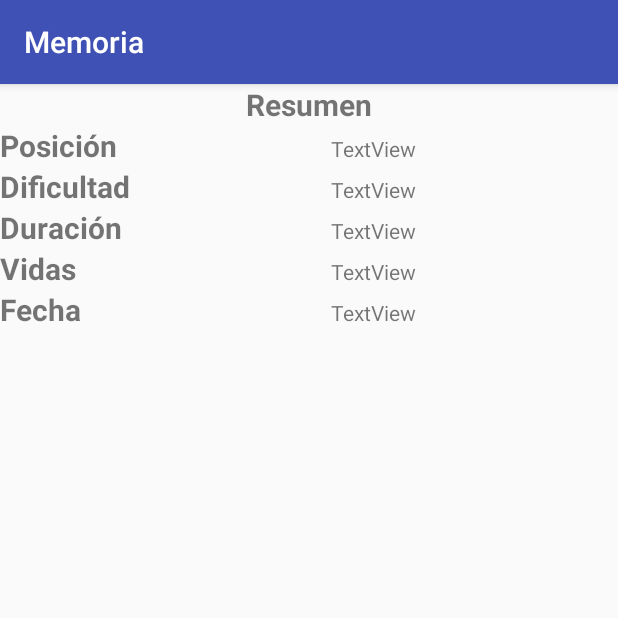
After one commit to eurorivero/MemoriaNavDrawer, an Android app: the fragment ResumenFragment shown on its own in the app's theme, on a phone screen of 412 x 824 dp, the top half of it. The commit adds this screen. Run offline under Robolectric (Android 15) with nearby library versions, the phone set to English and light mode, and no system bars; network calls fail; 3 statements that could not run were skipped.

Commit message:
Avances con la pantalla de resumen y el guardado den BD. La partida guardada se almacena en BD y se ve en los rankings. Por alguna razon que no entiendo estalla la asignacion de texto a tvRankingPosicion y tvRankingVidas a partir de valores enteros en ResumenFragment.

```diff
--- /dev/null
+++ b/app/src/main/java/com/example/eurorivero/memoria/Partida/ResumenFragment.java
@@ -0,0 +1,63 @@
+package com.example.eurorivero.memoria.Partida;
+
+import android.os.Bundle;
+import android.support.v4.app.Fragment;
+import android.view.LayoutInflater;
+import android.view.View;
+import android.view.ViewGroup;
+import android.widget.TextView;
+
+import com.example.eurorivero.memoria.R;
+import com.example.eurorivero.memoria.Ranking;
+
+/**
+ * Created by euror on 15/02/2018.
+ */
+
+public class ResumenFragment extends Fragment{
+
+    public ResumenFragment(){}
+    private static Ranking rp;
+
+    public static ResumenFragment newInstance(Ranking rankingPartida)
+    {
+        ResumenFragment rf = new ResumenFragment();
+        rp = rankingPartida;
+        Bundle args = new Bundle();
+        args.putInt("Posicion",rankingPartida.getPosicion());
+        args.putString("Dificultad", rankingPartida.getDificultad().toString());
+        args.putLong("Duracion",rankingPartida.getDuracion());
+        args.putInt("Vidas",rankingPartida.getVidas());
+        args.putString("FechaHora",rankingPartida.getFechaHora());
+        rf.setArguments(args);
+        return rf;
+    }
+
+    public View onCreateView(LayoutInflater inflater, ViewGroup container, Bundle savedInstateState) {
+        View v = inflater.inflate(R.layout.layout_resumen, container, false);
+
+        TextView tvRankingPosicion = (TextView)v.findViewById(R.id.tv_ranking_posicion);
+        TextView tvRankingDificultad = (TextView)v.findViewById(R.id.tv_ranking_dificultad);
+        TextView tvRankingDuracion = (TextView)v.findViewById(R.id.tv_ranking_duracion);
+        TextView tvRankingVidas = (TextView)v.findViewById(R.id.tv_ranking_vidas);
+        TextView tvRankingFechaHora = (TextView)v.findViewById(R.id.tv_ranking_fechahora);
+
+        Bundle args = getArguments();
+/*
+        tvRankingPosicion.setText(String.valueOf(args.getInt("Posicion")));
+        tvRankingDificultad.setText(args.getString("Dificultad"));
+        tvRankingDuracion.setText(Long.toString(args.getLong("Duracion")));
+        tvRankingVidas.setText(String.valueOf(args.getInt("Vidas)")));
+        tvRankingFechaHora.setText(args.getString("FechaHora"));
+
+*/
+
+//        tvRankingPosicion.setText(String.valueOf(rp.getPosicion()));
+        tvRankingDificultad.setText(rp.getDificultad().toString());
+        tvRankingDuracion.setText(Long.toString(rp.getDuracion()));
+//        tvRankingVidas.setText(String.valueOf(rp.getVidas()));
+        tvRankingFechaHora.setText(rp.getFechaHora());
+
+    return v;
+    }
+}
--- a/app/src/main/java/com/example/eurorivero/memoria/Ranking.java
+++ b/app/src/main/java/com/example/eurorivero/memoria/Ranking.java
@@ -7,7 +7,7 @@ package com.example.eurorivero.memoria;
 public class Ranking {
 
     private long id;
-    private long fechaHora;
+    private String fechaHora;
     private Configuraciones.Dificultad dificultad;
     private long duracion;
     private int vidas;
@@ -15,8 +15,8 @@ public class Ranking {
 
     public long getId(){return id;}
     public void setId(long id){this.id = id;}
-    public long getFechaHora(){return fechaHora;}
-    public void setFechaHora(long fechaHora){this.fechaHora = fechaHora;}
+    public String getFechaHora(){return fechaHora;}
+    public void setFechaHora(String fechaHora){this.fechaHora = fechaHora;}
     public Configuraciones.Dificultad getDificultad(){return dificultad;}
     public void setDificultad(Configuraciones.Dificultad dificultad){this.dificultad = dificultad;}
     public void setDificultad(String dificultad){
--- a/app/src/main/java/com/example/eurorivero/memoria/RankingRVAdapter.java
+++ b/app/src/main/java/com/example/eurorivero/memoria/RankingRVAdapter.java
@@ -35,7 +35,7 @@ public class RankingRVAdapter extends RecyclerView.Adapter<RankingRVViewHolder>{
         holder.tvDificultad.setText(r.getDificultad().toString());
         holder.tvDuracion.setText(Long.valueOf(r.getDuracion()).toString());
         holder.tvVidas.setText(Integer.valueOf(r.getVidas()).toString());
-        holder.tvFechaHora.setText(Long.valueOf(r.getFechaHora()).toString());
+        holder.tvFechaHora.setText(r.getFechaHora());
     }
 
     @Override
--- /dev/null
+++ b/app/src/main/res/layout/layout_resumen.xml
@@ -0,0 +1,144 @@
+<?xml version="1.0" encoding="utf-8"?>
+<android.support.constraint.ConstraintLayout xmlns:android="http://schemas.android.com/apk/res/android"
+    xmlns:tools="http://schemas.android.com/tools"
+    android:layout_width="match_parent"
+    android:layout_height="wrap_content"
+    tools:layout_editor_absoluteY="81dp">
+
+    <TableLayout
+        android:layout_width="match_parent"
+        android:layout_height="match_parent">
+
+        <TableRow
+            android:layout_width="match_parent"
+            android:layout_height="match_parent" >
+
+            <TextView
+                android:id="@+id/tv_header_resumen"
+                android:layout_width="wrap_content"
+                android:layout_height="wrap_content"
+                android:layout_weight="1"
+                android:text="@string/resumen"
+                android:textAlignment="center"
+                android:textSize="@dimen/tvHeader"
+                android:textStyle="bold" />
+
+        </TableRow>
+
+        <TableRow
+            android:layout_width="match_parent"
+            android:layout_height="match_parent" >
+
+            <TextView
+                android:id="@+id/tv_header_resumen_posicion"
+                android:layout_width="wrap_content"
+                android:layout_height="wrap_content"
+                android:layout_weight="1"
+                android:text="@string/posicion"
+                android:textAlignment="textStart"
+                android:gravity="start"
+                android:textSize="@dimen/tvHeader"
+                android:textStyle="bold"/>
+
+            <TextView
+                android:id="@+id/tv_resumen_posicion"
+                android:layout_width="wrap_content"
+                android:layout_height="wrap_content"
+                android:layout_weight="1"
+                android:text="TextView" />
+        </TableRow>
+
+        <TableRow
+            android:layout_width="match_parent"
+            android:layout_height="match_parent" >
+
+            <TextView
+                android:id="@+id/tv_ranking_header_dificultad"
+                android:layout_width="wrap_content"
+                android:layout_height="wrap_content"
+                android:layout_weight="1"
+                android:text="@string/dificultad"
+                android:textAlignment="textStart"
+                android:gravity="start"
+                android:textSize="@dimen/tvHeader"
+                android:textStyle="bold" />
+
+            <TextView
+                android:id="@+id/tv_ranking_dificultad"
+                android:layout_width="wrap_content"
+                android:layout_height="wrap_content"
+                android:layout_weight="1"
+                android:text="TextView" />
+        </TableRow>
+
+        <TableRow
+            android:layout_width="match_parent"
+            android:layout_height="match_parent" >
+
+            <TextView
+                android:id="@+id/tv_ranking_header_duracion"
+                android:layout_width="wrap_content"
+                android:layout_height="wrap_content"
+                android:layout_weight="1"
+                android:text="@string/duracion"
+                android:textAlignment="textStart"
+                android:gravity="start"
+                android:textSize="@dimen/tvHeader"
+                android:textStyle="bold" />
+
+            <TextView
+                android:id="@+id/tv_ranking_duracion"
+                android:layout_width="wrap_content"
+                android:layout_height="wrap_content"
+                android:layout_weight="1"
+                android:text="TextView" />
+        </TableRow>
+
+        <TableRow
+            android:layout_width="match_parent"
+            android:layout_height="match_parent" >
+
+            <TextView
+                android:id="@+id/tv_ranking_header_vidas"
+                android:layout_width="wrap_content"
+                android:layout_height="wrap_content"
+                android:layout_weight="1"
+                android:text="@string/vidas"
+                android:textAlignment="textStart"
+                android:gravity="start"
+                android:textSize="@dimen/tvHeader"
+                android:textStyle="bold" />
+
+            <TextView
+                android:id="@+id/tv_ranking_vidas"
+                android:layout_width="wrap_content"
+                android:layout_height="wrap_content"
+                android:layout_weight="1"
+                android:text="TextView" />
+
+        </TableRow>
+        <TableRow
+            android:layout_width="match_parent"
+            android:layout_height="match_parent">
+
+            <TextView
+                android:id="@+id/tv_ranking_header_fechaHora"
+                android:layout_width="wrap_content"
+                android:layout_height="wrap_content"
+                android:layout_weight="1"
+                android:text="@string/fechahora"
+                android:textAlignment="textStart"
+                android:gravity="start"
+                android:textSize="@dimen/tvHeader"
+                android:textStyle="bold" />
+
+            <TextView
+                android:id="@+id/tv_ranking_fechahora"
+                android:layout_width="wrap_content"
+                android:layout_height="wrap_content"
+                android:layout_weight="1"
+                android:text="TextView"/>
+        </TableRow>
+    </TableLayout>
+
+</android.support.constraint.ConstraintLayout>
--- a/app/src/main/res/values/strings.xml
+++ b/app/src/main/res/values/strings.xml
@@ -20,6 +20,8 @@
     <string name="Reiniciar">Reiniciar</string>
     <string name="duracion">Duración</string>
     <string name="fechahora">Fecha</string>
+    <string name="posicion">Posición</string>
+    <string name="resumen">Resumen</string>
 
 
 </resources>
```
Also changed, not shown: app/src/main/java/com/example/eurorivero/memoria/MainActivity.java (+4 -5 lines), app/src/main/java/com/example/eurorivero/memoria/Partida/PartidaController.java (+63 -0 lines), app/src/main/java/com/example/eurorivero/memoria/Partida/PartidaFragment.java (+7 -0 lines), app/src/main/java/com/example/eurorivero/memoria/RankingDAO.java (+4 -4 lines), app/src/main/java/com/example/eurorivero/memoria/RankingsFragment.java (+5 -7 lines).
